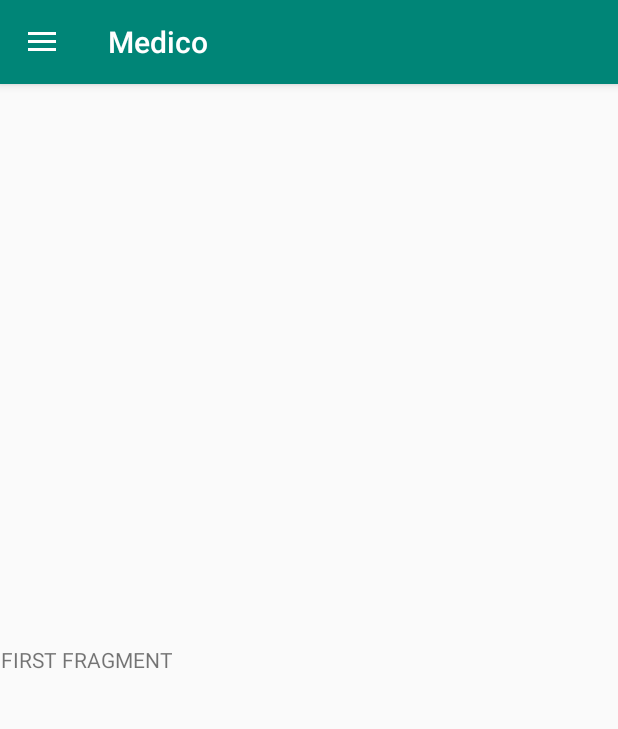
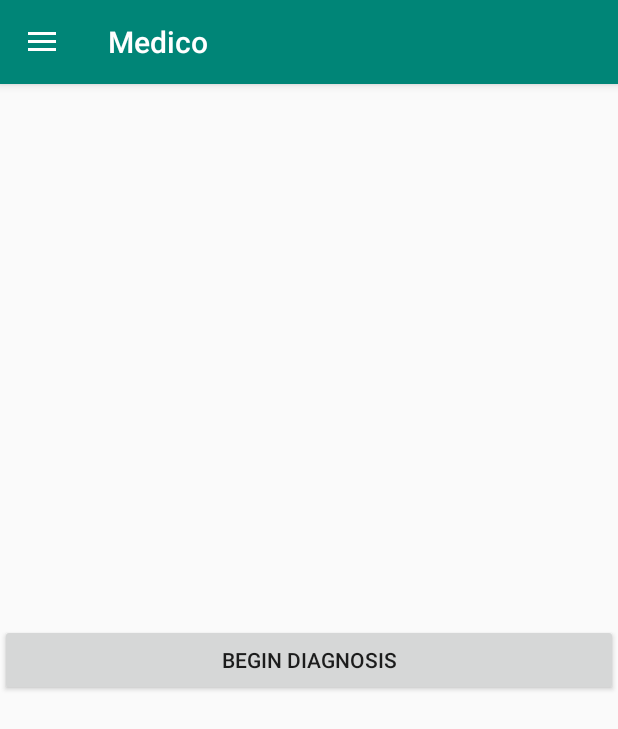
Before and after one commit to Archlight001/Medico, an Android app: the screen it shows after launch (MainActivity), in the side drawer, after a tap on "Prescription Reminder", on a phone screen of 412 x 824 dp. Shown: the top 729 px of the screen. Run offline under Robolectric (Android 15) with nearby library versions, the phone set to English and light mode, and no system bars.

Commit message:
Add List View select for patient

```diff
--- a/app/src/main/AndroidManifest.xml
+++ b/app/src/main/AndroidManifest.xml
@@ -9,11 +9,12 @@
         android:roundIcon="@mipmap/ic_launcher_round"
         android:supportsRtl="true"
         android:theme="@style/AppTheme">
+        <activity android:name=".UserList"></activity>
         <activity android:name=".UserReg">
             <intent-filter>
-                <action android:name="com.denokela.gmail.RegisterScreen"/>
+                <action android:name="com.denokela.gmail.RegisterScreen" />
 
-                <category android:name="android.intent.category.DEFAULT"/>
+                <category android:name="android.intent.category.DEFAULT" />
             </intent-filter>
         </activity>
         <activity
--- a/app/src/main/java/denokela/com/medico/HomeScreen.java
+++ b/app/src/main/java/denokela/com/medico/HomeScreen.java
@@ -1,5 +1,6 @@
 package denokela.com.medico;
 
+import android.content.Intent;
 import android.os.Bundle;
 import android.support.annotation.NonNull;
 import android.support.annotation.Nullable;
@@ -7,8 +8,10 @@ import android.support.v4.app.Fragment;
 import android.view.LayoutInflater;
 import android.view.View;
 import android.view.ViewGroup;
+import android.widget.Button;
 
 public class HomeScreen extends Fragment implements View.OnClickListener {
+    Button btnDiagnosis;
 
     @Nullable
     @Override
@@ -17,7 +20,16 @@ public class HomeScreen extends Fragment implements View.OnClickListener {
     }
 
     @Override
+    public void onViewCreated(@NonNull View view, @Nullable Bundle savedInstanceState) {
+        super.onViewCreated(view, savedInstanceState);
+
+        btnDiagnosis = view.findViewById(R.id.btnDiagnose);
+        btnDiagnosis.setOnClickListener(this);
+    }
+
+    @Override
     public void onClick(View view) {
+        startActivity(new Intent(getContext(),UserList.class));
 
     }
 }
--- a/app/src/main/java/denokela/com/medico/MainActivity.java
+++ b/app/src/main/java/denokela/com/medico/MainActivity.java
@@ -33,22 +33,6 @@ public class MainActivity extends AppCompatActivity implements NavigationView.On
         drawer = findViewById(R.id.drawer_layout);
         NavigationView navigationView = findViewById(R.id.nav_view);
         navigationView.setNavigationItemSelectedListener(this);
-
-
-        ExecDatabase eDatabase = new ExecDatabase(new ExecDatabase.AsyncRespone() {
-            @Override
-            public void processfinish(List output) {
-                if(output.isEmpty()){
-                    startActivity(new Intent("com.denokela.gmail.RegisterScreen"));
-                    finish();
-                }else{
-                    //nav_name.setText("");
-                }
-
-            }
-        },"readData",getApplicationContext());
-        eDatabase.execute();
-
 
         ActionBarDrawerToggle toggle = new ActionBarDrawerToggle(this,drawer,R.string.navigation_drawer_open,R.string.navigation_drawer_close);
         drawer.addDrawerListener(toggle);
--- a/app/src/main/res/layout/homescreen_layout.xml
+++ b/app/src/main/res/layout/homescreen_layout.xml
@@ -1,14 +1,15 @@
 <?xml version="1.0" encoding="utf-8"?>
-<LinearLayout xmlns:android="http://schemas.android.com/apk/res/android"
+<RelativeLayout xmlns:android="http://schemas.android.com/apk/res/android"
     android:layout_width="match_parent"
     android:layout_height="match_parent">
 
-    <TextView
-        android:layout_width="fill_parent"
-        android:layout_height="fill_parent"
-        android:text="FIRST FRAGMENT"
+    <Button
+        android:layout_width="match_parent"
+        android:id="@+id/btnDiagnose"
+        android:layout_height="wrap_content"
+        android:text="BEGIN DIAGNOSIS"
         android:textAlignment="center"
-        android:gravity="center_horizontal|center_vertical"
+        android:layout_centerVertical="true"
         />
 
-</LinearLayout>
+</RelativeLayout>
```
Also changed, not shown: app/src/main/java/denokela/com/medico/UserList.java (added, +67 -0 lines), app/src/main/res/layout/activity_user_list.xml (added, +37 -0 lines).
